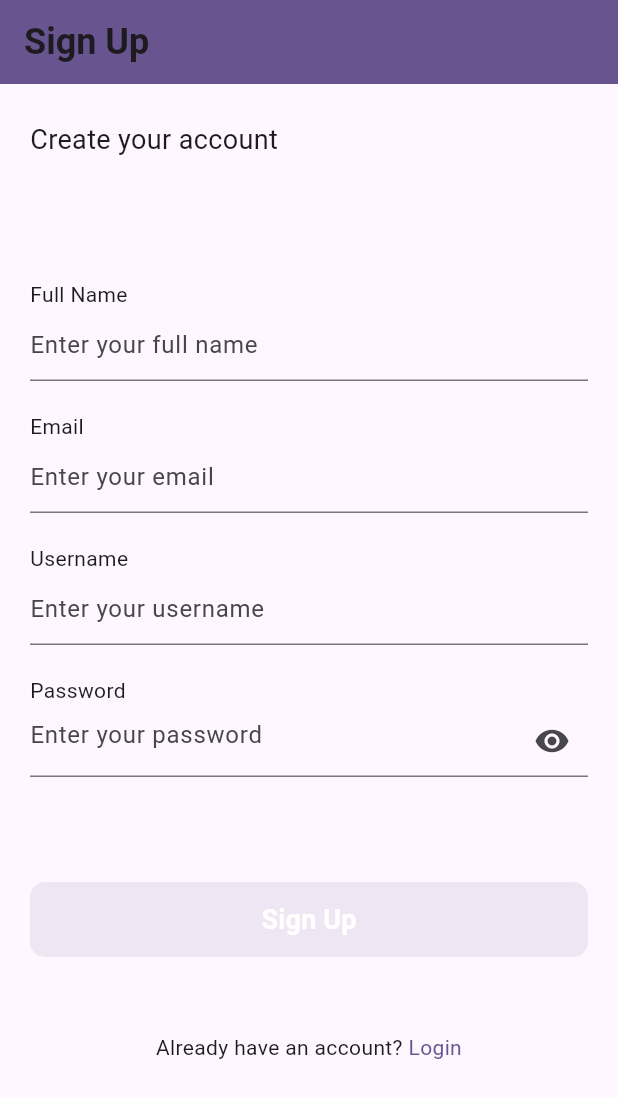
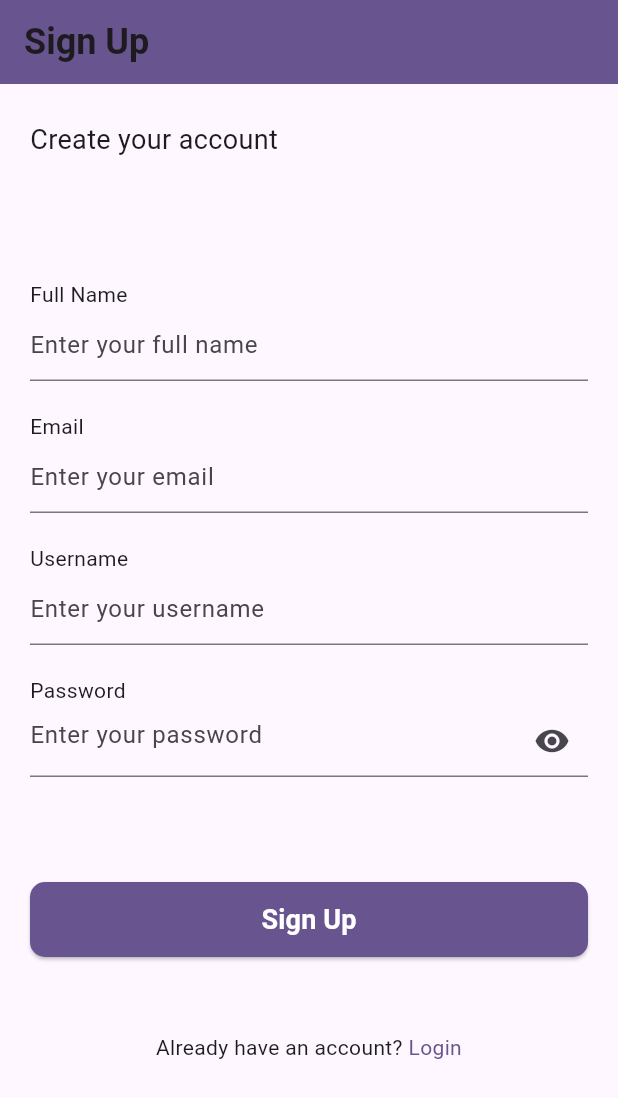
Before and after one commit to sobuur0/run_it_up, a Flutter app: the screen it shows after launch, on a phone screen of 412 x 824 dp. Shown: the top 1098 px of the screen. Run offline on Flutter 3.47's test engine with Material 3 defaults, Android fonts, the phone set to English and light mode, and no system bars; our stand-ins replace firebase_auth, firebase_core, flutter_secure_storage, go_router; accounts and stored records are empty.

```diff
--- a/lib/signup.dart
+++ b/lib/signup.dart
@@ -1,6 +1,7 @@
 import 'package:flutter/gestures.dart';
 import 'package:flutter/material.dart';
 import 'package:go_router/go_router.dart';
+import 'package:run_it_up/service/auth.dart';
 
 class SignupScreen extends StatefulWidget {
   const SignupScreen({super.key});
@@ -10,12 +11,51 @@ class SignupScreen extends StatefulWidget {
 }
 
 class _SignupScreenState extends State<SignupScreen> {
+  final _formKey = GlobalKey<FormState>();
+  final _emailController = TextEditingController();
+  final _passwordController = TextEditingController();
+  final _usernameController = TextEditingController();
+  final _fullNameController = TextEditingController();
+  final _authService = AuthService();
+  bool _isLoading = false;
+
   bool _obscureText = true;
 
   void _togglePasswordVisibility() {
     setState(() {
       _obscureText = !_obscureText;
     });
+  }
+
+  Future<void> _signUp() async {
+    if (_formKey.currentState!.validate()) {
+      setState(() => _isLoading = true);
+
+      try {
+        final token = await _authService.signUp(
+          email: _emailController.text,
+          password: _passwordController.text,
+          username: _usernameController.text,
+          fullName: _fullNameController.text,
+        );
+
+        if (token != null) {
+          if (mounted) {
+            GoRouter.of(context).go('/login');
+          }
+        }
+      } catch (e) {
+        if (mounted) {
+          ScaffoldMessenger.of(context).showSnackBar(
+            SnackBar(content: Text(e.toString())),
+          );
+        }
+      } finally {
+        if (mounted) {
+          setState(() => _isLoading = false);
+        }
+      }
+    }
   }
 
   @override
@@ -33,6 +73,9 @@ class _SignupScreenState extends State<SignupScreen> {
       ),
       body: Padding(
         padding: const EdgeInsets.symmetric(horizontal: 20, vertical: 24.0),
+        child: SingleChildScrollView(
+          child: Form(
+            key: _formKey,
             child: Column(
               crossAxisAlignment: CrossAxisAlignment.stretch,
               children: [
@@ -44,29 +87,33 @@ class _SignupScreenState extends State<SignupScreen> {
                 ),
                 const SizedBox(height: 80),
                 const Text('Full Name'),
-            const TextField(
-              decoration: InputDecoration(
+                TextField(
+                  controller: _fullNameController,
+                  decoration: const InputDecoration(
                     hintText: 'Enter your full name',
                   ),
                 ),
                 const SizedBox(height: 20),
                 const Text('Email'),
-            const TextField(
-              decoration: InputDecoration(
+                TextField(
+                  controller: _emailController,
+                  decoration: const InputDecoration(
                     hintText: 'Enter your email',
                   ),
                   keyboardType: TextInputType.emailAddress,
                 ),
                 const SizedBox(height: 20),
                 const Text('Username'),
-            const TextField(
-              decoration: InputDecoration(
+                TextField(
+                  controller: _usernameController,
+                  decoration: const InputDecoration(
                     hintText: 'Enter your username',
                   ),
                 ),
                 const SizedBox(height: 20),
                 const Text('Password'),
                 TextField(
+                  controller: _passwordController,
                   obscureText: _obscureText,
                   decoration: InputDecoration(
                     hintText: 'Enter your password',
@@ -80,7 +127,9 @@ class _SignupScreenState extends State<SignupScreen> {
                 ),
                 const SizedBox(height: 70),
                 ElevatedButton(
-              onPressed: null,
+                  onPressed: () {
+                    _signUp();
+                  },
                   style: ElevatedButton.styleFrom(
                     minimumSize: const Size(double.infinity, 50),
                     backgroundColor: Theme.of(context).colorScheme.primary,
@@ -90,12 +139,20 @@ class _SignupScreenState extends State<SignupScreen> {
                       borderRadius: BorderRadius.circular(10),
                     ),
                   ),
-              child: const Text(
+                  child: !_isLoading
+                      ? const Text(
                           'Sign Up',
                           style: TextStyle(
                             color: Colors.white,
                             fontSize: 18,
                             fontWeight: FontWeight.bold,
+                          ),
+                        )
+                      : const SizedBox(
+                          height: 24,
+                          width: 24,
+                          child: CircularProgressIndicator(
+                            color: Colors.white,
                           ),
                         ),
                 ),
@@ -121,6 +178,8 @@ class _SignupScreenState extends State<SignupScreen> {
               ],
             ),
           ),
+        ),
+      ),
     );
   }
 }
```
Also changed, not shown: lib/login.dart (+55 -6 lines), lib/main.dart (+7 -1 lines), lib/service/auth.dart (added, +91 -0 lines), 2 other files. Lines whose indentation alone changed are shown as unchanged.
